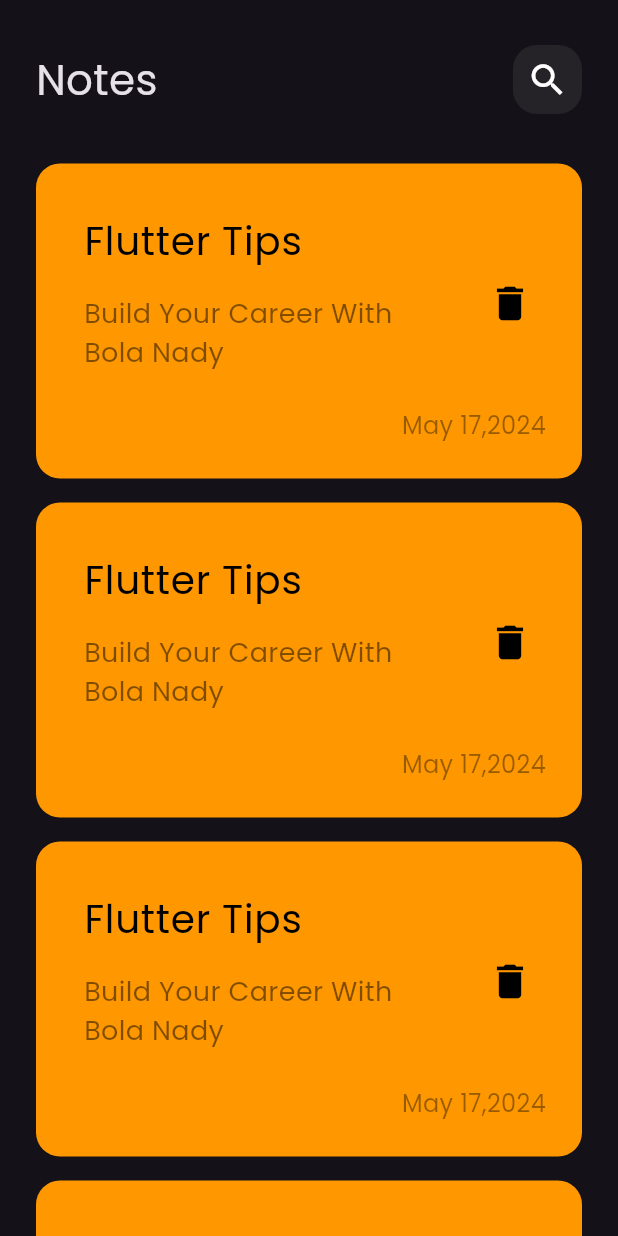
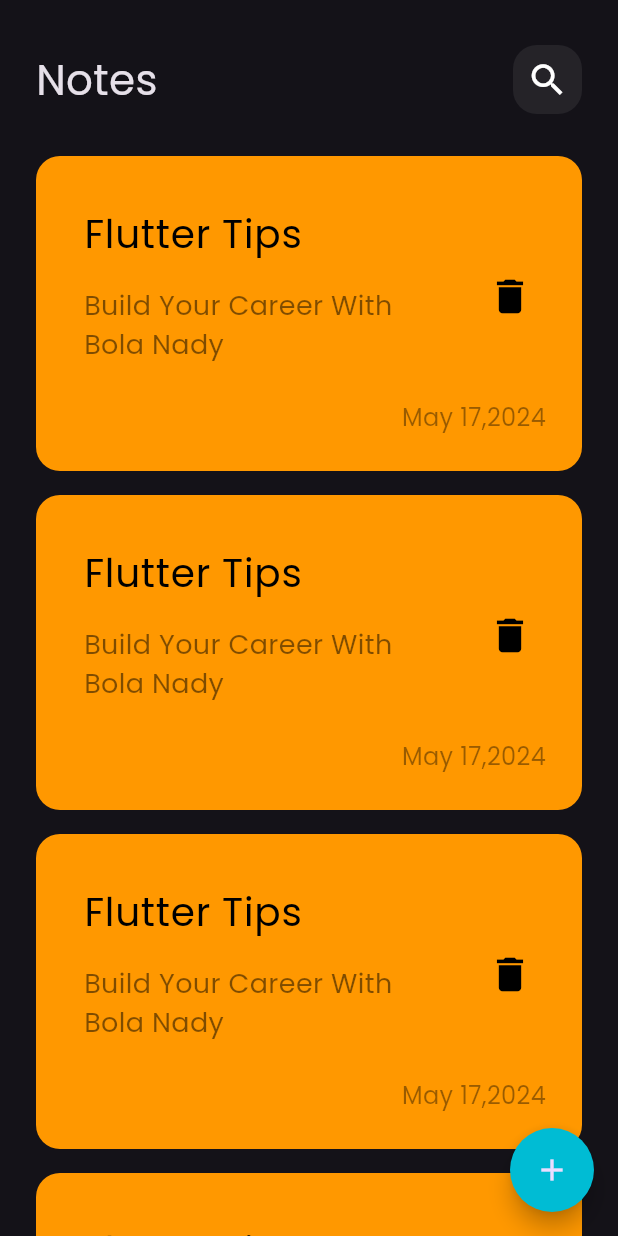
Before and after one commit to Bola30/Notes-Application, a Flutter app: the screen it shows after launch, on a phone screen of 412 x 824 dp. Run offline on Flutter 3.47's test engine with Material 3 defaults, Android fonts, the phone set to English and light mode, and no system bars.

Commit message:
Add Floating Action Button

```diff
--- a/lib/views/view_notes.dart
+++ b/lib/views/view_notes.dart
@@ -6,8 +6,12 @@ class NotesView extends StatelessWidget {
 
   @override
   Widget build(BuildContext context) {
-    return const Scaffold(
-      body: Notesbody() ,
+    return Scaffold(
+      floatingActionButton: FloatingActionButton(
+        backgroundColor: Colors.cyan,
+        shape: const CircleBorder(),
+        onPressed: (){} , child: const Icon(Icons.add),),
+      body: const Notesbody() ,
     );
   }
 }
--- a/lib/views/widgets/Coustem_Note_Item.dart
+++ b/lib/views/widgets/Coustem_Note_Item.dart
@@ -1,3 +1,4 @@
+
 import 'package:flutter/material.dart';
 
 class NoteItem extends StatelessWidget {
--- a/lib/views/widgets/Notes_body.dart
+++ b/lib/views/widgets/Notes_body.dart
@@ -15,7 +15,7 @@ class Notesbody extends StatelessWidget {
             height: 30,
           ),
           CoustemAppBar(),
-          SizedBox(height: 25,),
+          SizedBox(height: 20,),
           Expanded(child: NotesListView()),
         ],
       ),
```
